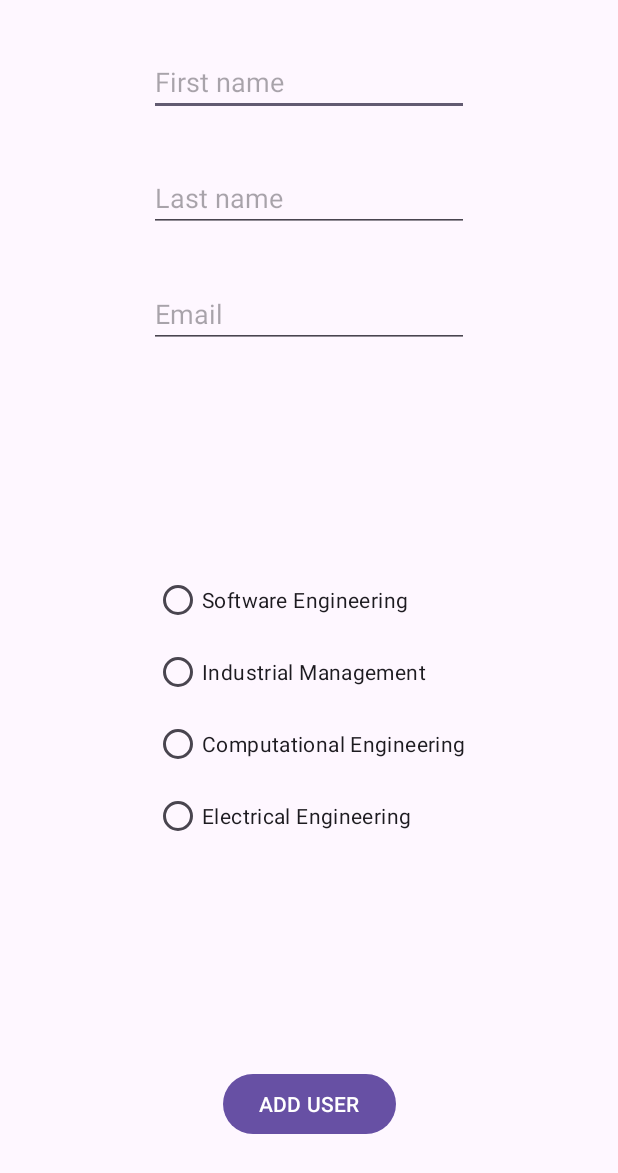
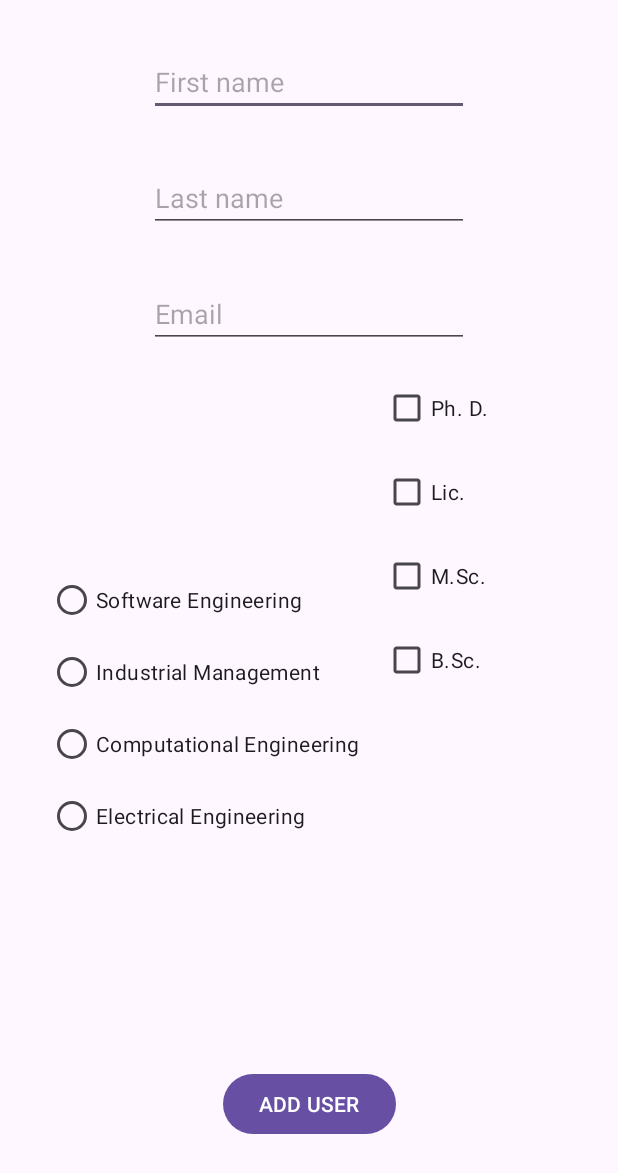
Before and after one commit to Henrisal/viikko10, an Android app: the AddUserActivity screen opened directly, with no data from a screen before it, after a tap on "ADD USER", on a phone screen of 412 x 824 dp. Shown: the top 1173 px of the screen. Run offline under Robolectric (Android 15) with nearby library versions, the phone set to English and light mode, and no system bars.

Commit message:
viikko10

```diff
--- a/app/build.gradle
+++ b/app/build.gradle
@@ -3,11 +3,11 @@ plugins {
 }
 
 android {
-    namespace 'com.example.viikko9'
+    namespace 'com.example.viikko10'
     compileSdk 34
 
     defaultConfig {
-        applicationId "com.example.viikko9"
+        applicationId "com.example.viikko10"
         minSdk 24
         targetSdk 34
         versionCode 1
--- /dev/null
+++ b/app/src/main/java/com/example/viikko10/AddUserActivity.java
@@ -0,0 +1,81 @@
+package com.example.viikko10;
+
+import android.content.Context;
+import android.os.Bundle;
+import android.widget.CheckBox;
+import android.widget.EditText;
+import android.widget.RadioGroup;
+import android.view.View;
+
+import androidx.appcompat.app.AppCompatActivity;
+
+import java.util.ArrayList;
+
+
+public class AddUserActivity extends AppCompatActivity {
+
+    private Context context;
+
+    @Override
+    protected void onCreate(Bundle savedInstanceState) {
+        super.onCreate(savedInstanceState);
+        setContentView(R.layout.activity_add_user);
+
+        context = AddUserActivity.this;
+
+    }
+
+    public void addUser(View view) {
+        EditText firstNameEditText = findViewById(R.id.editFirstName);
+        EditText lastNameEditText = findViewById(R.id.editLastName);
+        EditText emailEditText = findViewById(R.id.editEmail);
+
+        String firstName = firstNameEditText.getText().toString();
+        String lastName = lastNameEditText.getText().toString();
+        String email = emailEditText.getText().toString();
+        RadioGroup rgUserType = findViewById(R.id.radioDegreeProgram);
+
+        int checkedId = rgUserType.getCheckedRadioButtonId();
+
+        String degreeProgram = "";
+        if (checkedId == R.id.seRadioButton) {
+            degreeProgram = "Software Engineering";
+        }
+
+        else if (checkedId == R.id.imRadioButton) {
+            degreeProgram = "Industrial Management";
+        }
+        else if (checkedId == R.id.ceRadioButton) {
+            degreeProgram = "Computational Engineering";
+        }
+
+        else if (checkedId == R.id.eeRadioButton) {
+                degreeProgram = "Electrical Engineering";
+        }
+
+        CheckBox phdCheckBox = findViewById(R.id.phdCheckBox);
+        CheckBox lciCheckBox = findViewById(R.id.lciCheckBox);
+        CheckBox msCheckBox = findViewById(R.id.msCheckBox);
+        CheckBox bcCheckBox = findViewById(R.id.bcCheckBox);
+
+
+        ArrayList<String> degrees = new ArrayList<>();
+        if (phdCheckBox.isChecked()) {
+            degrees.add("Doctoral Degree");
+        }
+        if (lciCheckBox.isChecked()) {
+            degrees.add("Licenciate");
+        }
+        if (msCheckBox.isChecked()) {
+            degrees.add("M.Sc. degree");
+        }
+        if (bcCheckBox.isChecked()) {
+            degrees.add("B.Sc. degree");
+        }
+
+        User newUser = new User(firstName, lastName, email, degreeProgram, degrees);
+        UserStorage.getInstance().addUser(newUser);
+        UserStorage.getInstance().saveUsers(context);
+
+    }
+}
--- a/app/src/main/java/com/example/viikko9/User.java
+++ b/app/src/main/java/com/example/viikko10/User.java
@@ -1,16 +1,21 @@
-package com.example.viikko9;
+package com.example.viikko10;
 
-public class User {
+import java.io.Serializable;
+import java.util.ArrayList;
+
+public class User implements Serializable {
     private String firstName;
     private String lastName;
     private String email;
     private String degreeProgram;
+    private ArrayList<String> degrees = new ArrayList<>();
 
-    public User(String firstName, String lastName, String email, String degreeProgram){
+    public User(String firstName, String lastName, String email, String degreeProgram, ArrayList<String> degrees){
         this.firstName = firstName;
         this.lastName = lastName;
         this.email = email;
         this.degreeProgram = degreeProgram;
+        this.degrees = degrees;
     }
 
     public String getFirstName(){
@@ -29,5 +34,7 @@ public class User {
         return degreeProgram;
     }
 
-
+    public ArrayList<String> getDegrees() {
+        return degrees;
+    }
 }
--- a/app/src/main/java/com/example/viikko9/UserListAdapter.java
+++ b/app/src/main/java/com/example/viikko10/UserListAdapter.java
@@ -1,6 +1,7 @@
-package com.example.viikko9;
+package com.example.viikko10;
 
 import android.content.Context;
+import android.text.TextUtils;
 import android.view.LayoutInflater;
 import android.view.ViewGroup;
 
@@ -32,6 +33,9 @@ public class UserListAdapter extends RecyclerView.Adapter<UserViewHolder> {
         holder.textLastName.setText(users.get(position).getLastName());
         holder.textEmail.setText(users.get(position).getEmail());
         holder.textDegreeProgram.setText(users.get(position).getDegreeProgram());
+        ArrayList<String> userDegrees = users.get(position).getDegrees();
+        String degreesString = TextUtils.join(", ", userDegrees);
+        holder.textUserDegrees.setText(degreesString);
     }
 
     @Override
--- /dev/null
+++ b/app/src/main/java/com/example/viikko10/UserStorage.java
@@ -0,0 +1,61 @@
+package com.example.viikko10;
+import android.content.Context;
+
+import java.io.FileNotFoundException;
+import java.io.IOException;
+import java.io.ObjectInputStream;
+import java.io.ObjectOutputStream;
+import java.util.ArrayList;
+
+public class UserStorage {
+    private ArrayList<User> users = new ArrayList<>();
+
+    private static UserStorage userStorage = null;
+
+    private UserStorage(){
+    }
+
+    public static UserStorage getInstance(){
+        if(userStorage == null) {
+            userStorage = new UserStorage();
+        }
+        return userStorage;
+    }
+
+    public ArrayList<User> getUsers(){
+        return users;
+    }
+
+    public void addUser(User user){
+        users.add(user);
+    }
+
+    public void saveUsers(Context context){
+        try{
+            ObjectOutputStream userWriter = new ObjectOutputStream(context.openFileOutput("users.data",Context.MODE_PRIVATE));
+            userWriter.writeObject(users);
+            userWriter.close();
+        } catch (IOException e) {
+            System.out.println("Käyttäjien tallentaminen ei onnistunut");
+        }
+    }
+
+    public void loadUsers(Context context) {
+        try{
+            ObjectInputStream userReader = new ObjectInputStream(context.openFileInput("users.data"));
+            users = (ArrayList<User>) userReader.readObject();
+            userReader.close();
+        } catch (FileNotFoundException e) {
+            System.out.println("Käyttäjien lukeminen ei onnistunut");
+            e.printStackTrace();
+        } catch (IOException e) {
+            System.out.println("Käyttäjien lukeminen ei onnistunut");
+            e.printStackTrace();
+        } catch (ClassNotFoundException e) {
+            System.out.println("Käyttäjien lukeminen ei onnistunut");
+            e.printStackTrace();
+        }
+    }
+
+
+}
--- a/app/src/main/java/com/example/viikko9/UserViewHolder.java
+++ b/app/src/main/java/com/example/viikko10/UserViewHolder.java
@@ -1,4 +1,4 @@
-package com.example.viikko9;
+package com.example.viikko10;
 
 import android.view.View;
 import android.widget.ImageView;
@@ -9,7 +9,7 @@ import androidx.recyclerview.widget.RecyclerView;
 
 public class UserViewHolder extends RecyclerView.ViewHolder {
     ImageView imageView;
-    TextView textFirstName, textLastName, textEmail, textDegreeProgram;
+    TextView textFirstName, textLastName, textEmail, textDegreeProgram, textUserDegrees;
     public UserViewHolder(@NonNull View itemView) {
         super(itemView);
         imageView = itemView.findViewById(R.id.imageView);
@@ -17,5 +17,6 @@ public class UserViewHolder extends RecyclerView.ViewHolder {
         textLastName = itemView.findViewById(R.id.textLastName);
         textEmail = itemView.findViewById(R.id.textEmail);
         textDegreeProgram = itemView.findViewById(R.id.textDegreeProgram);
+        textUserDegrees = itemView.findViewById(R.id.textUserDegrees);
     }
 }
--- a/app/src/main/java/com/example/viikko9/AddUserActivity.java
+++ /dev/null
@@ -1,53 +0,0 @@
-package com.example.viikko9;
-
-import android.os.Bundle;
-import android.widget.EditText;
-import android.widget.RadioGroup;
-import android.view.View;
-
-import androidx.appcompat.app.AppCompatActivity;
-import androidx.core.view.ViewCompat;
-
-
-public class AddUserActivity extends AppCompatActivity {
-
-    @Override
-    protected void onCreate(Bundle savedInstanceState) {
-        super.onCreate(savedInstanceState);
-        setContentView(R.layout.activity_add_user);
-
-    }
-
-    public void addUser(View view) {
-        EditText firstNameEditText = findViewById(R.id.editFirstName);
-        EditText lastNameEditText = findViewById(R.id.editLastName);
-        EditText emailEditText = findViewById(R.id.editEmail);
-
-        String firstName = firstNameEditText.getText().toString();
-        String lastName = lastNameEditText.getText().toString();
-        String email = emailEditText.getText().toString();
-        RadioGroup rgUserType = findViewById(R.id.radioDegreeProgram);
-
-        int checkedId = rgUserType.getCheckedRadioButtonId();
-
-        if (checkedId == R.id.seRadioButton) {
-            User newUser = new User(firstName, lastName, email, "Software Engineering");
-            UserStorage.getInstance().addUser(newUser);
-        }
-
-        if (checkedId == R.id.imRadioButton) {
-            User newUser2 = new User(firstName, lastName, email, "Industrial Management");
-            UserStorage.getInstance().addUser(newUser2);
-        }
-        if (checkedId == R.id.ceRadioButton) {
-            User newUser3 = new User(firstName, lastName, email, "Computational Engineering");
-            UserStorage.getInstance().addUser(newUser3);
-        }
-
-        if (checkedId == R.id.eeRadioButton) {
-                User newUser4 = new User(firstName, lastName, email, "Electrical Engineering");
-                UserStorage.getInstance().addUser(newUser4);
-        }
-
-    }
-}
--- a/app/src/main/res/layout/activity_add_user.xml
+++ b/app/src/main/res/layout/activity_add_user.xml
@@ -47,8 +47,8 @@
         android:id="@+id/radioDegreeProgram"
         android:layout_width="wrap_content"
         android:layout_height="wrap_content"
+        android:layout_marginStart="32dp"
         app:layout_constraintBottom_toTopOf="@+id/addUserButton"
-        app:layout_constraintEnd_toEndOf="parent"
         app:layout_constraintStart_toStartOf="parent"
         app:layout_constraintTop_toBottomOf="@+id/editEmail">
 
@@ -87,4 +87,44 @@
         app:layout_constraintBottom_toBottomOf="parent"
         app:layout_constraintEnd_toEndOf="parent"
         app:layout_constraintStart_toStartOf="parent" />
+
+    <CheckBox
+        android:id="@+id/phdCheckBox"
+        android:layout_width="wrap_content"
+        android:layout_height="wrap_content"
+        android:layout_marginStart="16dp"
+        android:layout_marginTop="16dp"
+        android:text="Ph. D."
+        app:layout_constraintStart_toEndOf="@+id/radioDegreeProgram"
+        app:layout_constraintTop_toBottomOf="@+id/editEmail" />
+
+    <CheckBox
+        android:id="@+id/lciCheckBox"
+        android:layout_width="wrap_content"
+        android:layout_height="wrap_content"
+        android:layout_marginStart="16dp"
+        android:layout_marginTop="8dp"
+        android:text="Lic."
+        app:layout_constraintStart_toEndOf="@+id/radioDegreeProgram"
+        app:layout_constraintTop_toBottomOf="@+id/phdCheckBox" />
+
+    <CheckBox
+        android:id="@+id/msCheckBox"
+        android:layout_width="wrap_content"
+        android:layout_height="wrap_content"
+        android:layout_marginStart="16dp"
+        android:layout_marginTop="8dp"
+        android:text="M.Sc."
+        app:layout_constraintStart_toEndOf="@+id/radioDegreeProgram"
+        app:layout_constraintTop_toBottomOf="@+id/lciCheckBox" />
+
+    <CheckBox
+        android:id="@+id/bcCheckBox"
+        android:layout_width="wrap_content"
+        android:layout_height="wrap_content"
+        android:layout_marginStart="16dp"
+        android:layout_marginTop="8dp"
+        android:text="B.Sc."
+        app:layout_constraintStart_toEndOf="@+id/radioDegreeProgram"
+        app:layout_constraintTop_toBottomOf="@+id/msCheckBox" />
 </androidx.constraintlayout.widget.ConstraintLayout>
--- a/settings.gradle
+++ b/settings.gradle
@@ -19,5 +19,5 @@ dependencyResolutionManagement {
     }
 }
 
-rootProject.name = "viikko9"
+rootProject.name = "viikko10"
 include ':app'
```
Also changed, not shown: app/src/main/java/com/example/viikko10/ListUserInRecycleViewActivity.java (renamed from app/src/main/java/com/example/viikko9/ListUserInRecycleViewActivity.java, +14 -2 lines), app/src/main/java/com/example/viikko10/MainActivity.java (renamed from app/src/main/java/com/example/viikko9/MainActivity.java, +15 -1 lines), app/src/main/java/com/example/viikko9/UserStorage.java (deleted, +0 -27 lines), app/src/main/res/layout/user_view.xml (+9 -2 lines), 4 other files.
